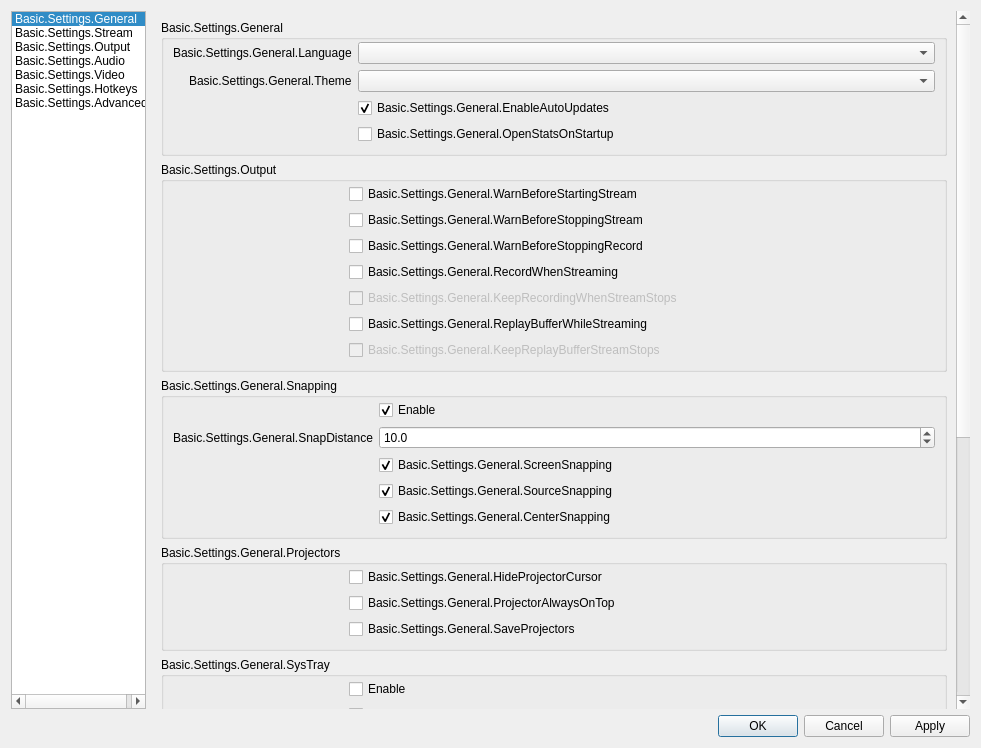
Qt form vendor_skins/Evercast/UI/forms/OBSBasicSettings.ui (CoSMoSoftware/OBS-studio-webrtc) before a commit.
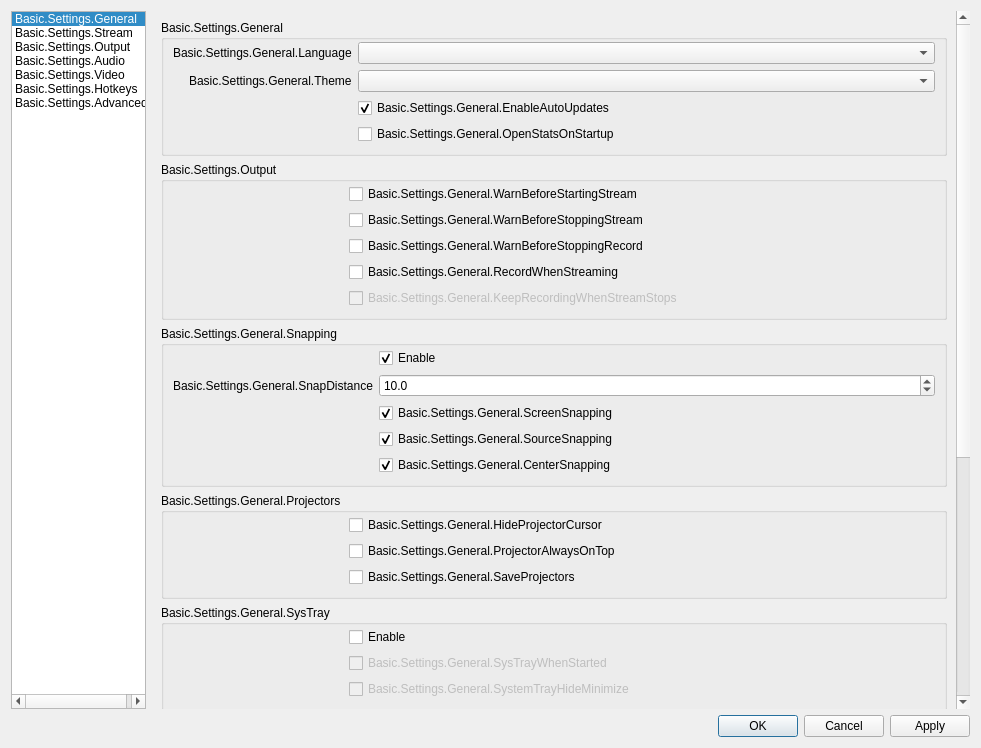
The same form after that commit. Icons and pictures are not drawn.

Commit message: #166 Remove replay

Patch:
```diff
--- a/vendor_skins/Evercast/UI/forms/OBSBasicSettings.ui
+++ b/vendor_skins/Evercast/UI/forms/OBSBasicSettings.ui
@@ -314,23 +314,6 @@
                      </property>
                     </widget>
                    </item>
-                   <item row="5" column="1">
-                    <widget class="QCheckBox" name="replayWhileStreaming">
-                     <property name="text">
-                      <string>Basic.Settings.General.ReplayBufferWhileStreaming</string>
-                     </property>
-                    </widget>
-                   </item>
-                   <item row="6" column="1">
-                    <widget class="QCheckBox" name="keepReplayStreamStops">
-                     <property name="enabled">
-                      <bool>false</bool>
-                     </property>
-                     <property name="text">
-                      <string>Basic.Settings.General.KeepReplayBufferStreamStops</string>
-                     </property>
-                    </widget>
-                   </item>
                   </layout>
                  </widget>
                 </item>
```
The commit also changes 2 other files.
